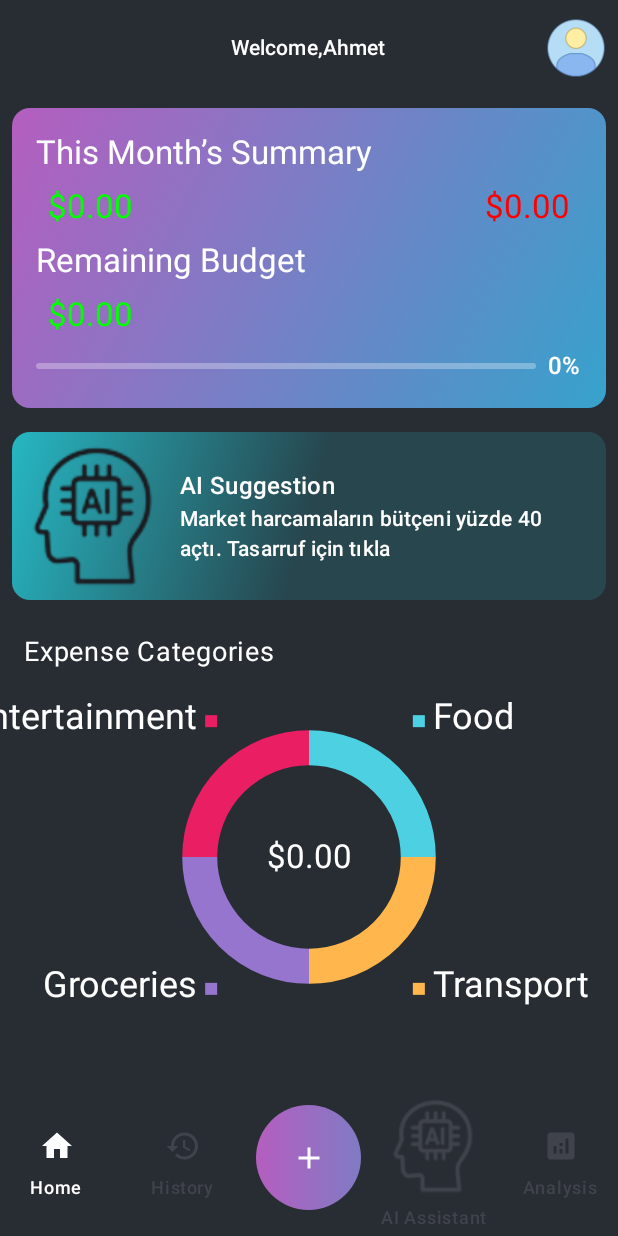
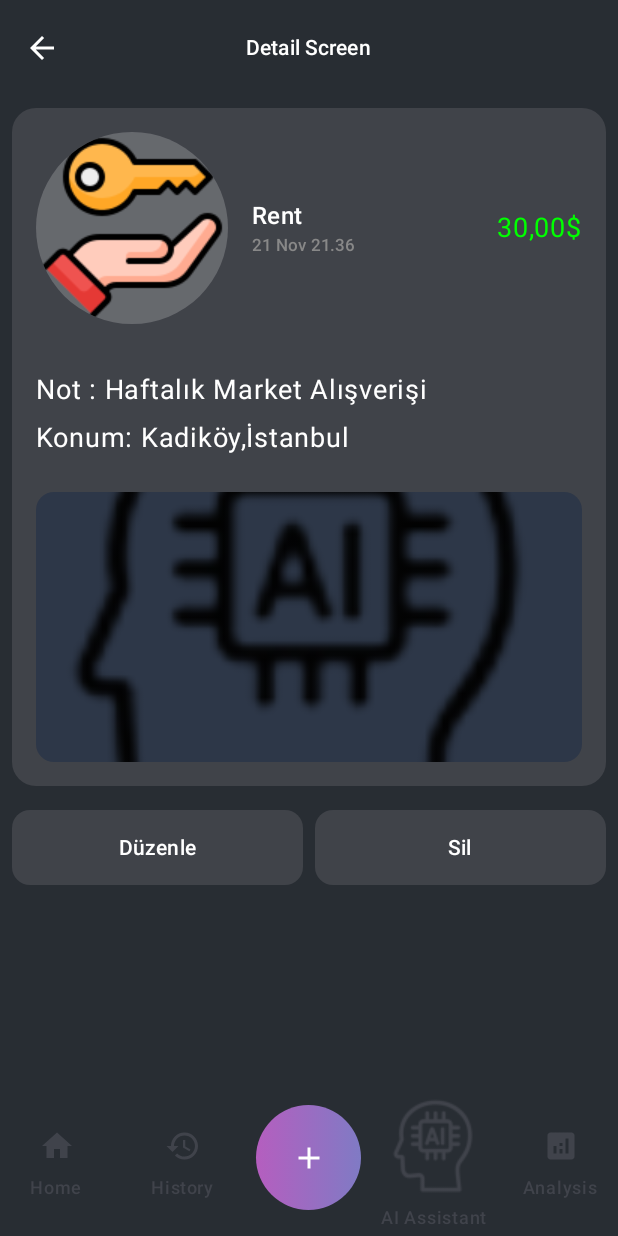
Before and after one commit to Ahmetkaragunlu/FinanceAI, an Android app built with Jetpack Compose: the screen it shows after launch (MainActivity), on a phone screen of 412 x 824 dp. Run offline under Robolectric (Android 15) with nearby library versions, the phone set to English and light mode, and no system bars; our stand-ins replace Dagger/Hilt's generated code, Firebase (no records; nobody signed in at launch, a user with empty details on screens opened directly); 1 statement that could not run was skipped.

Commit message:
Detail Screen Added

```diff
--- a/app/src/main/java/com/ahmetkaragunlu/financeai/components/EditTopBar.kt
+++ b/app/src/main/java/com/ahmetkaragunlu/financeai/components/EditTopBar.kt
@@ -40,7 +40,15 @@ fun EditTopBar(
 
         navigationIcon = {
             if (currentRoute != Screens.HomeScreen.route) {
-                IconButton(onClick = {navController.navigateSingleTopClear(Screens.HomeScreen.route)}) {
+                IconButton(
+                    onClick = {
+                        if (currentRoute == Screens.DetailScreen.route) {
+                            navController.navigate(Screens.TRANSACTION_HISTORY_SCREEN.route)
+                        } else {
+                            navController.navigateSingleTopClear(Screens.HomeScreen.route)
+                        }
+                    }
+                ) {
                     Icon(
                         imageVector = Icons.Default.ArrowBack,
                         contentDescription = null,
@@ -62,6 +70,7 @@ private fun topBarTitleForRoute(currentRoute: String): Int {
         Screens.AiChatScreen.route -> R.string.ai_assistant
         Screens.AnalysisScreen.route -> R.string.analysis
         Screens.AddTransaction.route -> R.string.add
+        Screens.DetailScreen.route -> R.string.detail_screen
         else -> R.string.welcome
     }
 }
@@ -75,7 +84,7 @@ private fun TopBarActionForRoute(
         Screens.HomeScreen.route -> {
             IconButton(onClick = {}) {
                 Icon(
-                   painter = painterResource(R.drawable.account),
+                    painter = painterResource(R.drawable.account),
                     contentDescription = null,
                     tint = Color.Unspecified
                 )
--- a/app/src/main/java/com/ahmetkaragunlu/financeai/feature/MainNavGraph.kt
+++ b/app/src/main/java/com/ahmetkaragunlu/financeai/feature/MainNavGraph.kt
@@ -17,6 +17,7 @@ import com.ahmetkaragunlu.financeai.navigation.bottomnavigation.BottomBar
 import com.ahmetkaragunlu.financeai.screens.main.AiChatScreen
 import com.ahmetkaragunlu.financeai.screens.main.AnalysisScreen
 import com.ahmetkaragunlu.financeai.screens.main.addtransaction.AddTransactionScreen
+import com.ahmetkaragunlu.financeai.screens.main.history.DetailScreen
 import com.ahmetkaragunlu.financeai.screens.main.history.TransactionHistoryScreen
 import com.ahmetkaragunlu.financeai.screens.main.home.HomeScreen
 
@@ -25,8 +26,11 @@ fun NavGraphBuilder.mainNavGraph(navController: NavHostController) {
         HomeScreen()
     }
      composable(Screens.TRANSACTION_HISTORY_SCREEN.route) {
-         TransactionHistoryScreen()
+         TransactionHistoryScreen(navController = navController)
      }
+    composable(route = Screens.DetailScreen.route){
+        DetailScreen()
+    }
     composable(Screens.AiChatScreen.route) {
         AiChatScreen()
     }
@@ -36,8 +40,6 @@ fun NavGraphBuilder.mainNavGraph(navController: NavHostController) {
     composable(route = Screens.AddTransaction.route) {
         AddTransactionScreen(navController = navController)
     }
-
-
 }
 
 
@@ -58,7 +60,7 @@ fun MainNavGraphScaffold() {
     ) { innerPadding ->
         NavHost(
             navController = mainNavController,
-            startDestination = Screens.HomeScreen.route,
+            startDestination = Screens.DetailScreen.route,
             modifier = Modifier.padding(innerPadding)
         ) {
             mainNavGraph(navController = mainNavController)
--- a/app/src/main/java/com/ahmetkaragunlu/financeai/navigation/Screens.kt
+++ b/app/src/main/java/com/ahmetkaragunlu/financeai/navigation/Screens.kt
@@ -9,6 +9,7 @@ enum class Screens(val route : String){
     PasswordResetScreen("password_reset_screen?oobCode={oobCode}"),
     MAIN_GRAPH("Main_graph"),
     TRANSACTION_HISTORY_SCREEN("TransactionHistoryScreen"),
+    DetailScreen("Detail_Screen"),
 
     AnalysisScreen("AnalysisScreen"),
     AddTransaction("AddTransaction"),
--- /dev/null
+++ b/app/src/main/java/com/ahmetkaragunlu/financeai/screens/main/history/DetailScreen.kt
@@ -0,0 +1,171 @@
+package com.ahmetkaragunlu.financeai.screens.main.history
+
+import androidx.compose.foundation.Image
+import androidx.compose.foundation.background
+import androidx.compose.foundation.layout.Arrangement
+import androidx.compose.foundation.layout.Column
+import androidx.compose.foundation.layout.Row
+import androidx.compose.foundation.layout.Spacer
+import androidx.compose.foundation.layout.fillMaxSize
+import androidx.compose.foundation.layout.fillMaxWidth
+import androidx.compose.foundation.layout.height
+import androidx.compose.foundation.layout.padding
+import androidx.compose.foundation.layout.width
+import androidx.compose.foundation.rememberScrollState
+import androidx.compose.foundation.shape.CircleShape
+import androidx.compose.foundation.shape.RoundedCornerShape
+import androidx.compose.foundation.verticalScroll
+import androidx.compose.material3.Button
+import androidx.compose.material3.ButtonDefaults
+import androidx.compose.material3.Card
+import androidx.compose.material3.CardDefaults
+import androidx.compose.material3.Icon
+import androidx.compose.material3.MaterialTheme
+import androidx.compose.material3.Surface
+import androidx.compose.material3.Text
+import androidx.compose.runtime.Composable
+import androidx.compose.ui.Alignment
+import androidx.compose.ui.Modifier
+import androidx.compose.ui.draw.clip
+import androidx.compose.ui.graphics.Color
+import androidx.compose.ui.layout.ContentScale
+import androidx.compose.ui.res.colorResource
+import androidx.compose.ui.res.painterResource
+import androidx.compose.ui.unit.dp
+import com.ahmetkaragunlu.financeai.R
+
+@Composable
+fun DetailScreen(modifier: Modifier = Modifier) {
+
+    Column(
+        modifier = modifier
+            .fillMaxSize()
+            .background(color = colorResource(R.color.background))
+            .verticalScroll(
+                rememberScrollState()
+            )
+    ) {
+
+        Card(
+            modifier = modifier
+                .fillMaxWidth()
+                .padding(8.dp),
+            shape = RoundedCornerShape(16.dp),
+            colors = CardDefaults.cardColors(containerColor = Color(0xFF404349))
+        ) {
+            Row(
+                modifier = modifier
+                    .fillMaxWidth()
+                    .padding(16.dp),
+                verticalAlignment = Alignment.CenterVertically
+            ) {
+                Surface(
+                    shape = CircleShape,
+                    color = Color.White.copy(alpha = 0.2f)
+                ) {
+                    Icon(
+                        painter = painterResource(R.drawable.rent),
+                        contentDescription = null,
+                        tint = Color.Unspecified,
+                    )
+                }
+
+                Spacer(modifier = modifier.width(16.dp))
+
+                Column {
+                    Text(
+                        text = "Rent",
+                        color = MaterialTheme.colorScheme.onPrimary,
+                        style = MaterialTheme.typography.titleMedium
+                    )
+                    Text(
+                        text = "21 Nov 21.36",
+                        color = Color.Gray,
+                        style = MaterialTheme.typography.labelSmall
+                    )
+                }
+
+                Spacer(modifier = modifier.weight(1f))
+                Text(
+                    text = "30,00$",
+                    color = Color.Green
+                )
+
+            }
+
+            Column(
+                modifier = modifier
+                    .fillMaxWidth()
+                    .padding(16.dp),
+                verticalArrangement = Arrangement.spacedBy(8.dp)
+            ) {
+                Text(
+                    "Not : Haftalık Market Alışverişi ",
+                    color = Color.White
+                )
+                Text(
+                    "Konum: Kadiköy,İstanbul",
+                    color = Color.White
+                )
+
+                Spacer(modifier = modifier.height(8.dp))
+
+                // Fotoğraf Card
+                Card(
+                    modifier = modifier
+                        .fillMaxWidth()
+                        .height(180.dp),
+                    shape = RoundedCornerShape(12.dp),
+                    colors = CardDefaults.cardColors(containerColor = Color(0xFF2D3748))
+                ) {
+                    Image(
+                        painter = painterResource(R.drawable.ai_suggestion),
+                        contentDescription = "İşlem Fotoğrafı",
+                        modifier = modifier
+                            .fillMaxSize()
+                            .clip(RoundedCornerShape(12.dp)),
+                        contentScale = ContentScale.Crop
+                    )
+
+                }
+            }
+        }
+
+        // Action Buttons
+        Row(
+            modifier = modifier
+                .fillMaxWidth()
+                .padding(horizontal = 8.dp, vertical = 8.dp),
+            horizontalArrangement = Arrangement.spacedBy(8.dp)
+        ) {
+            Button(
+                onClick = { /* Düzenle */ },
+                modifier = modifier
+                    .weight(1f)
+                    .height(50.dp),
+                colors = ButtonDefaults.buttonColors(containerColor = Color(0xFF404349)),
+                shape = RoundedCornerShape(12.dp)
+            ) {
+                Text(
+                    text = "Düzenle",
+                    color = MaterialTheme.colorScheme.onPrimary
+                )
+            }
+
+            Button(
+                onClick = { /* Düzenle */ },
+                modifier = modifier
+                    .weight(1f)
+                    .height(50.dp),
+                colors = ButtonDefaults.buttonColors(containerColor = Color(0xFF404349)),
+                shape = RoundedCornerShape(12.dp)
+            ) {
+                Text(
+                    text = "Sil",
+                    color = MaterialTheme.colorScheme.onPrimary
+                )
+            }
+
+        }
+    }
+}
--- a/app/src/main/java/com/ahmetkaragunlu/financeai/screens/main/history/TransactionHistoryScreen.kt
+++ b/app/src/main/java/com/ahmetkaragunlu/financeai/screens/main/history/TransactionHistoryScreen.kt
@@ -20,8 +20,11 @@ import androidx.compose.ui.res.stringResource
 import androidx.compose.ui.text.style.TextAlign
 import androidx.compose.ui.unit.dp
 import androidx.hilt.lifecycle.viewmodel.compose.hiltViewModel
+import androidx.navigation.NavHostController
 import com.ahmetkaragunlu.financeai.R
 import com.ahmetkaragunlu.financeai.components.EditButton
+import com.ahmetkaragunlu.financeai.navigation.Screens
+import com.ahmetkaragunlu.financeai.navigation.navigateSingleTopClear
 import com.ahmetkaragunlu.financeai.roomdb.entitiy.TransactionEntity
 import com.ahmetkaragunlu.financeai.roomdb.type.TransactionType
 import com.ahmetkaragunlu.financeai.utils.*
@@ -30,7 +33,8 @@ import com.ahmetkaragunlu.financeai.viewmodel.TransactionHistoryViewModel
 @Composable
 fun TransactionHistoryScreen(
     modifier: Modifier = Modifier,
-    viewModel: TransactionHistoryViewModel = hiltViewModel()
+    viewModel: TransactionHistoryViewModel = hiltViewModel(),
+    navController: NavHostController
 ) {
     val transactions by viewModel.transactions.collectAsState()
 
@@ -165,7 +169,10 @@ fun TransactionHistoryScreen(
             verticalArrangement = Arrangement.spacedBy(8.dp)
         ) {
             items(transactions) { transaction ->
-                TransactionCard(transaction = transaction)
+                TransactionCard(
+                    transaction = transaction,
+                    navController = navController
+                )
             }
 
             if (transactions.isEmpty()) {
@@ -187,11 +194,13 @@ fun TransactionHistoryScreen(
 @Composable
 private fun TransactionCard(
     transaction: TransactionEntity,
-    modifier: Modifier = Modifier
+    modifier: Modifier = Modifier,
+    navController: NavHostController
 ) {
     val context = LocalContext.current
 
     Card(
+        onClick = {navController.navigateSingleTopClear(Screens.DetailScreen.route)} ,
         modifier = modifier.fillMaxWidth(),
         shape = RoundedCornerShape(16.dp),
         colors = CardDefaults.cardColors(containerColor = Color(0xFF404349))
@@ -210,6 +219,7 @@ private fun TransactionCard(
                     painter = painterResource(transaction.category.toIconResId()),
                     contentDescription = null,
                     tint = Color.Unspecified,
+                    modifier = modifier.padding(8.dp)
                 )
             }
 
--- a/app/src/main/java/com/ahmetkaragunlu/financeai/screens/main/home/HomeScreen.kt
+++ b/app/src/main/java/com/ahmetkaragunlu/financeai/screens/main/home/HomeScreen.kt
@@ -53,7 +53,6 @@ fun HomeScreen(
             .verticalScroll(rememberScrollState())
     ) {
         Card(
-            onClick = {},
             modifier = modifier
                 .fillMaxWidth()
                 .padding(8.dp)
--- a/app/src/main/java/com/ahmetkaragunlu/financeai/viewmodel/TransactionHistoryViewModel.kt
+++ b/app/src/main/java/com/ahmetkaragunlu/financeai/viewmodel/TransactionHistoryViewModel.kt
@@ -61,7 +61,6 @@ class TransactionHistoryViewModel @Inject constructor(
     // Internal trigger for flow refresh
     private val _filterTrigger = MutableStateFlow(0)
 
-    // Transactions flow
     // Transactions flow
     @OptIn(ExperimentalCoroutinesApi::class)
     val transactions: StateFlow<List<TransactionEntity>> =
--- a/app/src/main/res/values/strings.xml
+++ b/app/src/main/res/values/strings.xml
@@ -51,6 +51,7 @@
     <string name="date">Date</string>
     <string name="no_record_found">No record found</string>
     <string name="today">Today</string>
+    <string name="detail_screen">Detail Screen</string>
     <string name="yesterday">Yesterday</string>
     <string name="last_week">Last Week</string>
     <string name="last_month">Last Month</string>
```
